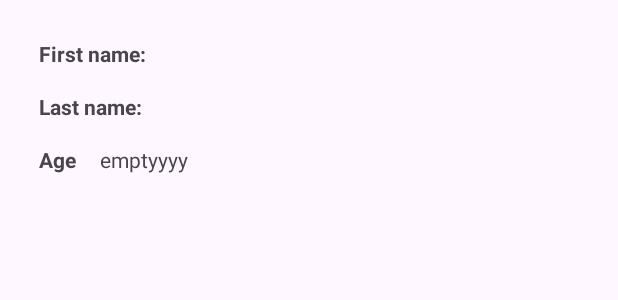
After one commit to dravalico/BookmarkHub, an Android app: the layout category.xml on its own in the app's theme, with its tools: preview values and no code run, on a phone screen of 412 x 824 dp. The commit adds this screen. Shown: the top 300 px of the screen. Run offline under Robolectric (Android 15) with nearby library versions, the phone set to English and light mode, and no system bars.

Commit message:
First try implementing a FirestoreRecycleView; it works but not as desired

```diff
--- a/app/build.gradle
+++ b/app/build.gradle
@@ -32,6 +32,9 @@ android {
 
 dependencies {
     implementation 'com.google.firebase:firebase-firestore:24.6.1'
+    implementation 'com.firebaseui:firebase-ui-firestore:7.2.0'
+    implementation 'com.google.firebase:firebase-auth:22.0.0'
+
     def nav_version = "2.5.3"
     implementation "androidx.navigation:navigation-fragment:$nav_version"
     implementation "androidx.navigation:navigation-ui:$nav_version"
@@ -40,7 +43,7 @@ dependencies {
     implementation "androidx.navigation:navigation-compose:$nav_version"
 
     implementation 'com.google.android.material:material:1.9.0'
-    implementation 'com.google.firebase:firebase-auth:22.0.0'
+    implementation 'androidx.cardview:cardview:1.0.0'
 
     implementation 'androidx.appcompat:appcompat:1.6.1'
     implementation 'androidx.constraintlayout:constraintlayout:2.1.4'
--- /dev/null
+++ b/app/src/main/res/layout/category.xml
@@ -0,0 +1,91 @@
+<?xml version="1.0" encoding="utf-8"?>
+<LinearLayout xmlns:android="http://schemas.android.com/apk/res/android"
+    xmlns:app="http://schemas.android.com/apk/res-auto"
+    android:layout_width="match_parent"
+    android:layout_height="wrap_content"
+    android:layout_marginHorizontal="10dp"
+    android:layout_marginTop="10dp"
+    android:layout_marginBottom="20dp"
+    android:scrollbars="vertical"
+    app:cardBackgroundColor="@color/material_dynamic_neutral95"
+    app:cardCornerRadius="5dp">
+
+    <androidx.constraintlayout.widget.ConstraintLayout
+        android:layout_width="match_parent"
+        android:layout_height="match_parent">
+
+        <TextView
+            android:id="@+id/textView1"
+            android:layout_width="wrap_content"
+            android:layout_height="wrap_content"
+            android:layout_marginStart="16dp"
+            android:layout_marginTop="16dp"
+            android:text="First name:"
+            android:textStyle="bold"
+            app:layout_constraintStart_toStartOf="parent"
+            app:layout_constraintTop_toTopOf="parent" />
+
+        <TextView
+            android:id="@+id/firstname"
+            android:layout_width="0dp"
+            android:layout_height="wrap_content"
+            android:layout_marginStart="16dp"
+            android:layout_marginTop="16dp"
+            android:layout_marginEnd="16dp"
+            android:text=""
+            app:layout_constraintEnd_toEndOf="parent"
+            app:layout_constraintStart_toEndOf="@+id/textView1"
+            app:layout_constraintTop_toTopOf="parent" />
+
+        <TextView
+            android:id="@+id/textView2"
+            android:layout_width="wrap_content"
+            android:layout_height="wrap_content"
+            android:layout_marginStart="16dp"
+            android:layout_marginTop="16dp"
+            android:text="Last name:"
+            android:textStyle="bold"
+            app:layout_constraintStart_toStartOf="parent"
+            app:layout_constraintTop_toBottomOf="@+id/textView1" />
+
+        <TextView
+            android:id="@+id/lastname"
+            android:layout_width="0dp"
+            android:layout_height="wrap_content"
+            android:layout_marginStart="16dp"
+            android:layout_marginTop="16dp"
+            android:layout_marginEnd="16dp"
+            android:text=""
+            app:layout_constraintEnd_toEndOf="parent"
+            app:layout_constraintStart_toEndOf="@+id/textView2"
+            app:layout_constraintTop_toBottomOf="@+id/firstname" />
+
+        <TextView
+            android:id="@+id/textView3"
+            android:layout_width="wrap_content"
+            android:layout_height="wrap_content"
+            android:layout_marginStart="16dp"
+            android:layout_marginTop="16dp"
+            android:layout_marginBottom="16dp"
+            android:text="Age"
+            android:textStyle="bold"
+            app:layout_constraintBottom_toBottomOf="parent"
+            app:layout_constraintStart_toStartOf="parent"
+            app:layout_constraintTop_toBottomOf="@+id/textView2" />
+
+        <TextView
+            android:id="@+id/age"
+            android:layout_width="0dp"
+            android:layout_height="wrap_content"
+            android:layout_marginStart="16dp"
+            android:layout_marginTop="16dp"
+            android:layout_marginEnd="16dp"
+            android:layout_marginBottom="16dp"
+            android:text="emptyyyy"
+            app:layout_constraintBottom_toBottomOf="parent"
+            app:layout_constraintEnd_toEndOf="parent"
+            app:layout_constraintStart_toEndOf="@+id/textView3"
+            app:layout_constraintTop_toBottomOf="@+id/lastname" />
+
+    </androidx.constraintlayout.widget.ConstraintLayout>
+</LinearLayout>
```
Also changed, not shown: app/src/main/java/it/units/sim/bookmarkhub/repository/FirebaseCategoriesHelper.java (+9 -4 lines), app/src/main/java/it/units/sim/bookmarkhub/ui/core/CategoriesAdapter.java (added, +49 -0 lines), app/src/main/java/it/units/sim/bookmarkhub/ui/core/HomeFragment.java (+33 -44 lines), app/src/main/res/layout/fragment_home.xml (+7 -7 lines).
